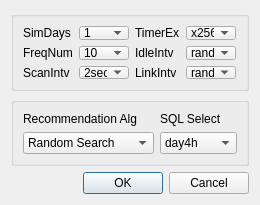
Qt form ItshfSim/link/linkdlg.ui (lzhengp1986/AutoTechSim) before a commit.
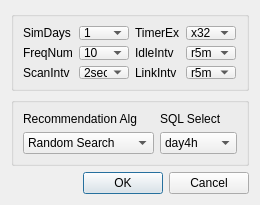
The same form after that commit.

The edit to the form file:
```diff
--- a/ItshfSim/link/linkdlg.ui
+++ b/ItshfSim/link/linkdlg.ui
@@ -79,12 +79,7 @@
        <widget class="QComboBox" name="tmrSpeed">
         <item>
          <property name="text">
-          <string>x256</string>
-         </property>
-        </item>
-        <item>
-         <property name="text">
-          <string>x128</string>
+          <string>x32</string>
          </property>
         </item>
         <item>
@@ -141,7 +136,7 @@
        <widget class="QComboBox" name="idleInterval">
         <item>
          <property name="text">
-          <string>rand5</string>
+          <string>r5m</string>
          </property>
         </item>
         <item>
@@ -228,7 +223,7 @@
        <widget class="QComboBox" name="linkInterval">
         <item>
          <property name="text">
-          <string>rand5</string>
+          <string>r5m</string>
          </property>
         </item>
         <item>
```
Left out of the diff: 53 changed lines with no effect on the pictures.
